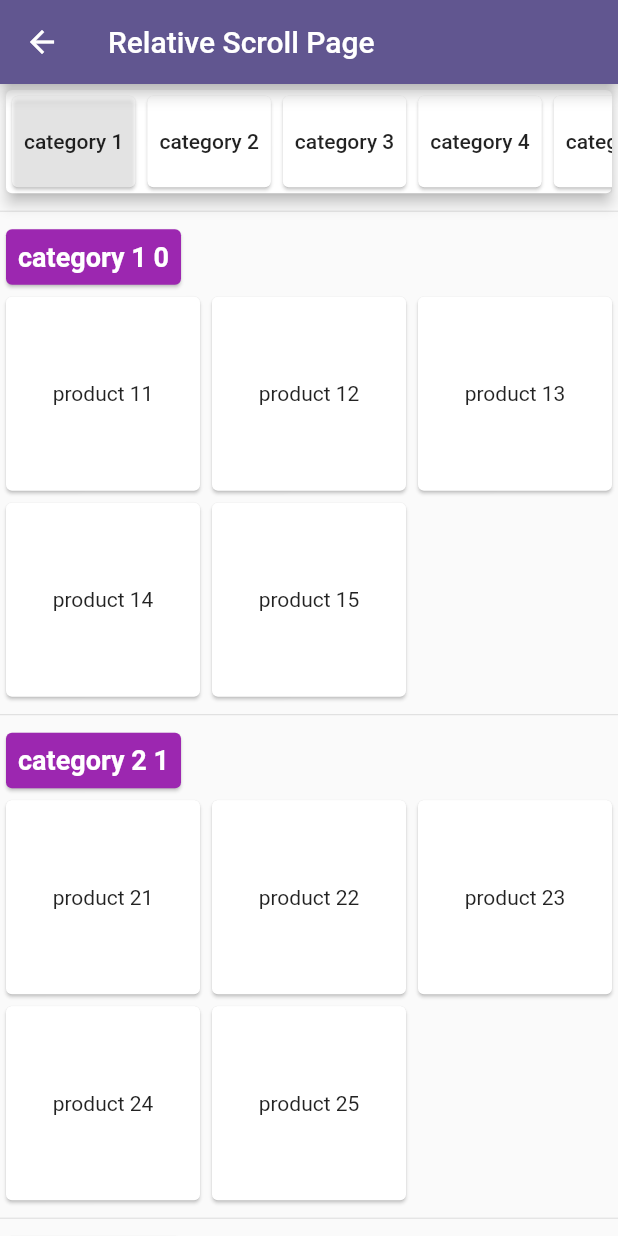
After one commit to bayhasdev/test_app_v2, a Flutter app: the RelativeScrollBuilderPage screen opened directly, on a phone screen of 412 x 824 dp. The commit adds this screen. Run offline on Flutter 3.47's test engine with Material 2 defaults, Android fonts, the phone set to English and light mode, and no system bars; our stand-ins replace photo_view, scrollable_positioned_list; missing offline and left inert: flutter_section_list, flutter_wall_layout; project files that could hold a hidden picture were left out.

Commit message:
RelativeScrollBuilderPage

```diff
--- a/lib/src/main_page.dart
+++ b/lib/src/main_page.dart
@@ -1,5 +1,5 @@
 import 'package:flutter/material.dart';
-import 'package:test_app_v2/src/components/app_widgets.dart';
+import 'package:test_app_v2/src/ui/components/app_widgets.dart';
 import 'package:test_app_v2/src/ui/design_page.dart';
 import 'package:test_app_v2/src/ui/ui_chalnge.dart';
 import 'package:test_app_v2/src/ui/widgets_page.dart';
--- a/lib/src/ui/design/bottom_navigation/_bottom_navigation_index.dart
+++ b/lib/src/ui/design/bottom_navigation/_bottom_navigation_index.dart
@@ -1,5 +1,5 @@
 import 'package:flutter/material.dart';
-import 'package:test_app_v2/src/components/app_widgets.dart';
+import 'package:test_app_v2/src/ui/components/app_widgets.dart';
 import 'package:test_app_v2/src/ui/design/bottom_navigation/fancy_tab_bar/fancy_tab_bar_page.dart';
 
 class BottomNavigationIndex extends StatelessWidget {
--- a/lib/src/ui/design_page.dart
+++ b/lib/src/ui/design_page.dart
@@ -1,7 +1,7 @@
 // ignore_for_file: use_key_in_widget_constructors
 
 import 'package:flutter/material.dart';
-import 'package:test_app_v2/src/components/app_widgets.dart';
+import 'package:test_app_v2/src/ui/components/app_widgets.dart';
 import 'package:test_app_v2/src/ui/design/bottom_navigation/_bottom_navigation_index.dart';
 import 'package:test_app_v2/src/ui/design/circular_background.dart';
 
--- a/lib/src/ui/example_page.dart
+++ b/lib/src/ui/example_page.dart
@@ -1,5 +1,5 @@
 import 'package:flutter/material.dart';
-import 'package:test_app_v2/src/components/app_widgets.dart';
+import 'package:test_app_v2/src/ui/components/app_widgets.dart';
 import 'package:test_app_v2/src/ui/example/design_pattern/design_pattern_page.dart';
 
 class ExamplePage extends StatelessWidget {
--- a/lib/src/ui/widgets/forms/_forms_index.dart
+++ b/lib/src/ui/widgets/forms/_forms_index.dart
@@ -1,6 +1,6 @@
 import 'package:flutter/material.dart';
 import 'package:flutter/services.dart';
-import 'package:test_app_v2/src/components/app_widgets.dart';
+import 'package:test_app_v2/src/ui/components/app_widgets.dart';
 import 'package:test_app_v2/src/ui/widgets/forms/ChipsDemoApp.dart';
 import 'package:test_app_v2/src/ui/widgets/forms/Payment-Card-Validation.dart';
 import 'package:test_app_v2/src/ui/widgets/forms/login_with_provider.dart';
--- a/lib/src/ui/widgets/scroll_and_list/_scroll_and_list_index.dart
+++ b/lib/src/ui/widgets/scroll_and_list/_scroll_and_list_index.dart
@@ -1,11 +1,12 @@
 import 'package:flutter/material.dart';
-import 'package:test_app_v2/src/components/app_widgets.dart';
+import 'package:test_app_v2/src/ui/components/app_widgets.dart';
 import 'package:test_app_v2/src/ui/widgets/scroll_and_list/NestedScrollViewWithParalleaxEffect.dart';
 import 'package:test_app_v2/src/ui/widgets/scroll_and_list/PaginatedListView.dart';
 import 'package:test_app_v2/src/ui/widgets/scroll_and_list/Stacked_Item_ListView.dart';
 import 'package:test_app_v2/src/ui/widgets/scroll_and_list/animated-lists-in-flutter.dart';
 import 'package:test_app_v2/src/ui/widgets/scroll_and_list/listview_with_footer.dart';
 import 'package:test_app_v2/src/ui/widgets/scroll_and_list/parallax_effect_page.dart';
+import 'package:test_app_v2/src/ui/widgets/scroll_and_list/relative_scroll/builder_method/relative_scroll_page.dart';
 import 'package:test_app_v2/src/ui/widgets/scroll_and_list/scroll_to_element.dart';
 import 'package:test_app_v2/src/ui/widgets/scroll_and_list/scrollable_positioned_list.dart';
 import 'package:test_app_v2/src/ui/widgets/scroll_and_list/section_list_demo.dart';
@@ -40,6 +41,7 @@ class ScrollAndListIndex extends StatelessWidget {
 
             ////////////////{ Section And Headers } ////////////////
             ListViewSectionHeader(title: 'Section And Headers'),
+            ListViewSingleItem(title: 'relative scroll', navigationWidget: RelativeScrollBuilderPage()),
             ListViewSingleItem(title: 'Section List Demo', navigationWidget: SectionListDemo()),
             ListViewSingleItem(title: 'Sticky Header SliverPage', navigationWidget: StickyHeaderSliverPage()),
             ListViewSingleItem(title: 'ListView With Footer ', navigationWidget: ListViewWithFooterPage()),
--- /dev/null
+++ b/lib/src/ui/widgets/scroll_and_list/relative_scroll/builder_method/relative_scroll_page.dart
@@ -0,0 +1,70 @@
+import 'dart:developer';
+
+import 'package:flutter/material.dart';
+import 'package:provider/provider.dart';
+import 'package:test_app_v2/src/ui/widgets/scroll_and_list/relative_scroll/builder_method/relative_scroll_provider.dart';
+import 'package:test_app_v2/src/ui/widgets/scroll_and_list/relative_scroll/builder_method/relative_scroll_widgets.dart';
+
+class RelativeScrollBuilderPage extends StatefulWidget {
+  static const String routeName = '/RelativeScrollPage';
+  @override
+  _RelativeScrollBuilderPageState createState() => _RelativeScrollBuilderPageState();
+}
+
+class _RelativeScrollBuilderPageState extends State<RelativeScrollBuilderPage> {
+  @override
+  Widget build(BuildContext context) {
+    return Scaffold(
+      appBar: AppBar(
+        title: Text('Relative Scroll Page'),
+      ),
+      body: SafeArea(
+        child: ChangeNotifierProvider<RelativeScrollProvider>.value(
+          value: RelativeScrollProvider(context),
+          child: Column(
+            mainAxisAlignment: MainAxisAlignment.start,
+            children: [
+              Expanded(flex: 1, child: _headerList()),
+              Expanded(flex: 9, child: _bodyList()),
+            ],
+          ),
+        ),
+      ),
+    );
+  }
+
+  Widget _headerList() {
+    return Consumer<RelativeScrollProvider>(
+      builder: (context, provider, child) => Card(
+        elevation: 4,
+        child: ListView.builder(
+          itemCount: provider.shopList.length,
+          controller: provider.headerScrollController,
+          scrollDirection: Axis.horizontal,
+          itemBuilder: (context, index) => CategoryHeaderSingleItem(index),
+        ),
+      ),
+    );
+  }
+
+  Widget _bodyList() {
+    return Consumer<RelativeScrollProvider>(
+      builder: (context, provider, child) {
+        return ListView.builder(
+          controller: provider.scrollController,
+          itemCount: provider.shopList.length,
+          itemBuilder: (context, index) {
+            log('$index');
+            return ShopCard(
+              model: provider.shopList[index],
+              index: index,
+              onHeight: (val) {
+                provider.fillListPositionValues(val);
+              },
+            );
+          },
+        );
+      },
+    );
+  }
+}
--- /dev/null
+++ b/lib/src/ui/widgets/scroll_and_list/relative_scroll/builder_method/relative_scroll_provider.dart
@@ -0,0 +1,75 @@
+import 'package:flutter/material.dart';
+import 'package:test_app_v2/src/utilities/models/product_model.dart';
+
+class RelativeScrollProvider extends ChangeNotifier {
+  static const int gridColumnCount = 3;
+  ScrollController headerScrollController = ScrollController();
+  ScrollController scrollController = ScrollController();
+  int currentCategoryIndex = 0;
+
+  List<ShopModel> shopList = [];
+  RelativeScrollProvider(BuildContext context) {
+    _generateDumyData();
+
+    scrollController.addListener(() {
+      final index = shopList.indexWhere((element) => element.position >= scrollController.offset);
+      changeIndex(index);
+      headerScrollController.animateTo(index * (MediaQuery.of(context).size.width * 0.2), duration: Duration(seconds: 1), curve: Curves.decelerate);
+    });
+  }
+
+  void changeIndex(int val) {
+    currentCategoryIndex = val;
+    notifyListeners();
+  }
+
+  void headerListChangePosition(int index) {
+    scrollController.animateTo(shopList[index].position, duration: Duration(seconds: 1), curve: Curves.ease);
+  }
+
+  double oneItemHeight = 0;
+  void fillListPositionValues(double val) {
+    if (oneItemHeight == 0) {
+      oneItemHeight = val;
+      shopList.asMap().forEach((key, value) {
+        if (key == 0) {
+          shopList[key].position = 0;
+        } else {
+          shopList[key].position = getShopListPosition(val, key);
+        }
+      });
+    }
+  }
+
+  double getShopListPosition(double val, int index) {
+    return val * (shopList[index].products.length / gridColumnCount) + shopList[index - 1].position;
+  }
+
+  void _generateDumyData() {
+    shopList = List.generate(
+      10,
+      (index) {
+        return ShopModel(
+          categoryName: 'category ${index + 1}',
+          products: List.generate(
+            5,
+            (pindex) {
+              int id = int.tryParse('${index + 1}${pindex + 1}') ?? pindex;
+              return ProductModel(id: id, title: 'product $id', price: id * 5.35);
+            },
+          ),
+        );
+      },
+    );
+  }
+}
+
+class ShopModel {
+  final String categoryName;
+  final List<ProductModel> products;
+  double position = 0;
+  ShopModel({
+    required this.categoryName,
+    required this.products,
+  });
+}
--- /dev/null
+++ b/lib/src/ui/widgets/scroll_and_list/relative_scroll/builder_method/relative_scroll_widgets.dart
@@ -0,0 +1,87 @@
+import 'package:flutter/material.dart';
+import 'package:provider/provider.dart';
+import 'package:test_app_v2/src/ui/widgets/scroll_and_list/relative_scroll/builder_method/relative_scroll_provider.dart';
+import 'package:test_app_v2/src/utilities/models/product_model.dart';
+
+class CategoryHeaderSingleItem extends StatelessWidget {
+  final int index;
+  const CategoryHeaderSingleItem(this.index);
+  @override
+  Widget build(BuildContext context) {
+    RelativeScrollProvider provider = Provider.of<RelativeScrollProvider>(context);
+    return Card(
+      elevation: 1,
+      color: provider.currentCategoryIndex == index ? Colors.white60 : Colors.white,
+      child: InkWell(
+        onTap: () {
+          provider.headerListChangePosition(index);
+        },
+        child: Container(
+          alignment: Alignment.center,
+          padding: EdgeInsets.all(8),
+          child: Text(provider.shopList[index].categoryName, style: Theme.of(context).textTheme.bodyLarge),
+        ),
+      ),
+    );
+  }
+}
+
+class ShopCard extends StatelessWidget {
+  final ShopModel model;
+  final int index;
+  final Function(double val) onHeight;
+
+  const ShopCard({required this.model, required this.index, required this.onHeight});
+  @override
+  Widget build(BuildContext context) {
+    WidgetsBinding.instance?.addPostFrameCallback((timeStamp) {
+      onHeight((context.size!.height) / (model.products.length / RelativeScrollProvider.gridColumnCount));
+    });
+    return Column(
+      crossAxisAlignment: CrossAxisAlignment.start,
+      children: [
+        Divider(),
+        _categoryHeader(),
+        buildGridViewProducts(index, model.products),
+      ],
+    );
+  }
+
+  Widget _categoryHeader() {
+    return Card(
+      color: Colors.purple,
+      child: Padding(
+        padding: const EdgeInsets.all(8.0),
+        child: Text(
+          "${model.categoryName} $index",
+          style: TextStyle(fontSize: 18, color: Colors.white, fontWeight: FontWeight.bold),
+        ),
+      ),
+    );
+  }
+
+  GridView buildGridViewProducts(int index, List<ProductModel> products) {
+    return GridView.builder(
+      physics: NeverScrollableScrollPhysics(),
+      shrinkWrap: true,
+      itemCount: products.length,
+      gridDelegate: SliverGridDelegateWithFixedCrossAxisCount(crossAxisCount: RelativeScrollProvider.gridColumnCount),
+      itemBuilder: (context, index) {
+        return ProductSingleItem(products[index]);
+      },
+    );
+  }
+}
+
+class ProductSingleItem extends StatelessWidget {
+  final ProductModel item;
+  const ProductSingleItem(this.item);
+  @override
+  Widget build(BuildContext context) {
+    return Card(
+      child: Center(
+        child: Text(item.title ?? ''),
+      ),
+    );
+  }
+}
--- a/lib/src/ui/widgets/search_filter.dart/_search_filter_index.dart
+++ b/lib/src/ui/widgets/search_filter.dart/_search_filter_index.dart
@@ -1,5 +1,5 @@
 import 'package:flutter/material.dart';
-import 'package:test_app_v2/src/components/app_widgets.dart';
+import 'package:test_app_v2/src/ui/components/app_widgets.dart';
 import 'package:test_app_v2/src/ui/widgets/search_filter.dart/listViewFilterPage.dart';
 
 class SearchFilterIndex extends StatelessWidget {
--- a/lib/src/ui/widgets_page.dart
+++ b/lib/src/ui/widgets_page.dart
@@ -1,5 +1,5 @@
 import 'package:flutter/material.dart';
-import 'package:test_app_v2/src/components/app_widgets.dart';
+import 'package:test_app_v2/src/ui/components/app_widgets.dart';
 import 'package:test_app_v2/src/ui/widgets/forms/_forms_index.dart';
 import 'package:test_app_v2/src/ui/widgets/overlay_example/OverlayIndex.dart';
 import 'package:test_app_v2/src/ui/widgets/scroll_and_list/_scroll_and_list_index.dart';
--- /dev/null
+++ b/lib/src/utilities/models/product_model.dart
@@ -0,0 +1,57 @@
+import 'dart:convert';
+
+class ProductModel {
+  int? id;
+  String? title;
+  double? price;
+  ProductModel({
+    this.id,
+    this.title,
+    this.price,
+  });
+
+  ProductModel copyWith({
+    int? id,
+    String? title,
+    double? price,
+  }) {
+    return ProductModel(
+      id: id ?? this.id,
+      title: title ?? this.title,
+      price: price ?? this.price,
+    );
+  }
+
+  Map<String, dynamic> toMap() {
+    return {
+      'id': id,
+      'title': title,
+      'price': price,
+    };
+  }
+
+  factory ProductModel.fromMap(Map<String, dynamic> map) {
+    return ProductModel(
+      id: map['id']?.toInt(),
+      title: map['title'],
+      price: map['price']?.toDouble(),
+    );
+  }
+
+  String toJson() => json.encode(toMap());
+
+  factory ProductModel.fromJson(String source) => ProductModel.fromMap(json.decode(source));
+
+  @override
+  String toString() => 'ProductModel(id: $id, title: $title, price: $price)';
+
+  @override
+  bool operator ==(Object other) {
+    if (identical(this, other)) return true;
+
+    return other is ProductModel && other.id == id && other.title == title && other.price == price;
+  }
+
+  @override
+  int get hashCode => id.hashCode ^ title.hashCode ^ price.hashCode;
+}
```
Also changed, not shown: lib/src/ui/widgets/scroll_and_list/relative_scroll/relative_scroll.dart (deleted, +0 -213 lines), lib/src/ui/components/app_widgets.dart (renamed from lib/src/components/app_widgets.dart).
